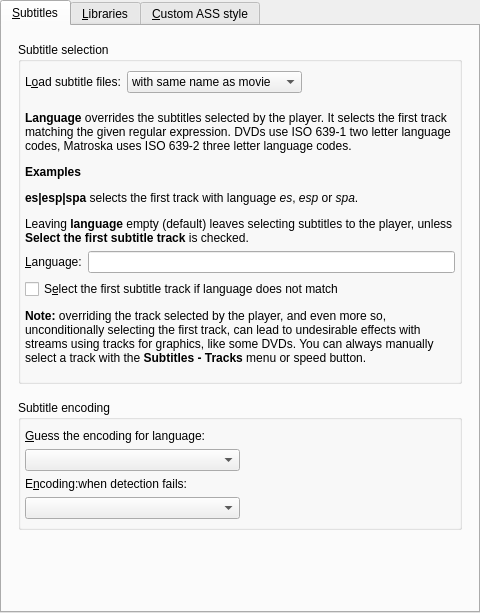
This is src/gui/pref/subtitles.ui in wilbert2000/wzplayer as Qt 5 draws it before an edit. The edited form follows.
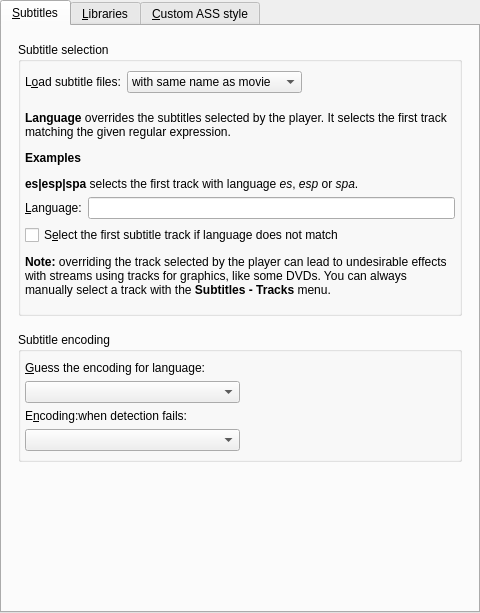
This is the edited form. Custom widgets are drawn as their Qt base class.

Commit message: Shorten texts in subtitles section

```diff
--- a/src/gui/pref/subtitles.ui
+++ b/src/gui/pref/subtitles.ui
@@ -144,7 +144,7 @@
                </sizepolicy>
               </property>
               <property name="text">
-               <string>&lt;html&gt;&lt;head/&gt;&lt;body&gt;&lt;p&gt;&lt;span style=&quot; font-weight:600;&quot;&gt;Language&lt;/span&gt; overrides the subtitles selected by the player. It selects the first track matching the given regular expression. DVDs use ISO 639-1 two letter language codes, Matroska uses ISO 639-2 three letter language codes.&lt;/p&gt;&lt;p&gt;&lt;span style=&quot; font-weight:600;&quot;&gt;Examples&lt;/span&gt;&lt;/p&gt;&lt;p&gt;&lt;span style=&quot; font-weight:600;&quot;&gt;es|esp|spa&lt;/span&gt; selects the first track with language &lt;span style=&quot; font-style:italic;&quot;&gt;es&lt;/span&gt;, &lt;span style=&quot; font-style:italic;&quot;&gt;esp&lt;/span&gt; or &lt;span style=&quot; font-style:italic;&quot;&gt;spa&lt;/span&gt;.&lt;/p&gt;&lt;p&gt;Leaving &lt;span style=&quot; font-weight:600;&quot;&gt;language&lt;/span&gt; empty (default) leaves selecting subtitles to the player, unless &lt;span style=&quot; font-weight:600;&quot;&gt;Select the first subtitle track&lt;/span&gt; is checked.&lt;/p&gt;&lt;/body&gt;&lt;/html&gt;</string>
+               <string>&lt;html&gt;&lt;head/&gt;&lt;body&gt;&lt;p&gt;&lt;span style=&quot; font-weight:600;&quot;&gt;Language&lt;/span&gt; overrides the subtitles selected by the player. It selects the first track matching the given regular expression.&lt;/p&gt;&lt;p&gt;&lt;span style=&quot; font-weight:600;&quot;&gt;Examples&lt;/span&gt;&lt;/p&gt;&lt;p&gt;&lt;span style=&quot; font-weight:600;&quot;&gt;es|esp|spa&lt;/span&gt; selects the first track with language &lt;span style=&quot; font-style:italic;&quot;&gt;es&lt;/span&gt;, &lt;span style=&quot; font-style:italic;&quot;&gt;esp&lt;/span&gt; or &lt;span style=&quot; font-style:italic;&quot;&gt;spa&lt;/span&gt;.&lt;/p&gt;&lt;/body&gt;&lt;/html&gt;</string>
               </property>
               <property name="wordWrap">
                <bool>true</bool>
@@ -210,7 +210,7 @@
             <item>
              <widget class="QLabel" name="label_2">
               <property name="text">
-               <string>&lt;html&gt;&lt;head/&gt;&lt;body&gt;&lt;p&gt;&lt;span style=&quot; font-weight:600;&quot;&gt;Note:&lt;/span&gt; overriding the track selected by the player, and even more so, unconditionally selecting the first track, can lead to undesirable effects with streams using tracks for graphics, like some DVDs. You can always manually select a track with the &lt;span style=&quot; font-weight:600;&quot;&gt;Subtitles - Tracks&lt;/span&gt; menu or speed button.&lt;/p&gt;&lt;/body&gt;&lt;/html&gt;</string>
+               <string>&lt;html&gt;&lt;head/&gt;&lt;body&gt;&lt;p&gt;&lt;span style=&quot; font-weight:600;&quot;&gt;Note:&lt;/span&gt; overriding the track selected by the player can lead to undesirable effects with streams using tracks for graphics, like some DVDs. You can always manually select a track with the &lt;span style=&quot; font-weight:600;&quot;&gt;Subtitles - Tracks&lt;/span&gt; menu.&lt;/p&gt;&lt;/body&gt;&lt;/html&gt;</string>
               </property>
               <property name="wordWrap">
                <bool>true</bool>
```
The commit also changes 1 other file.
